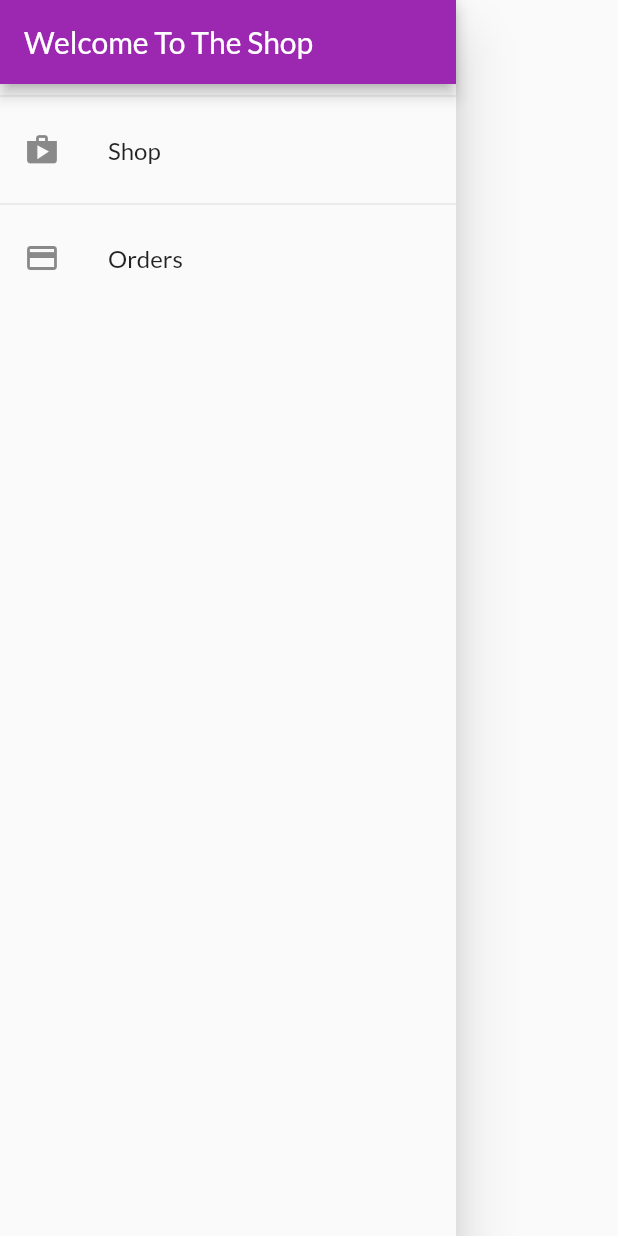
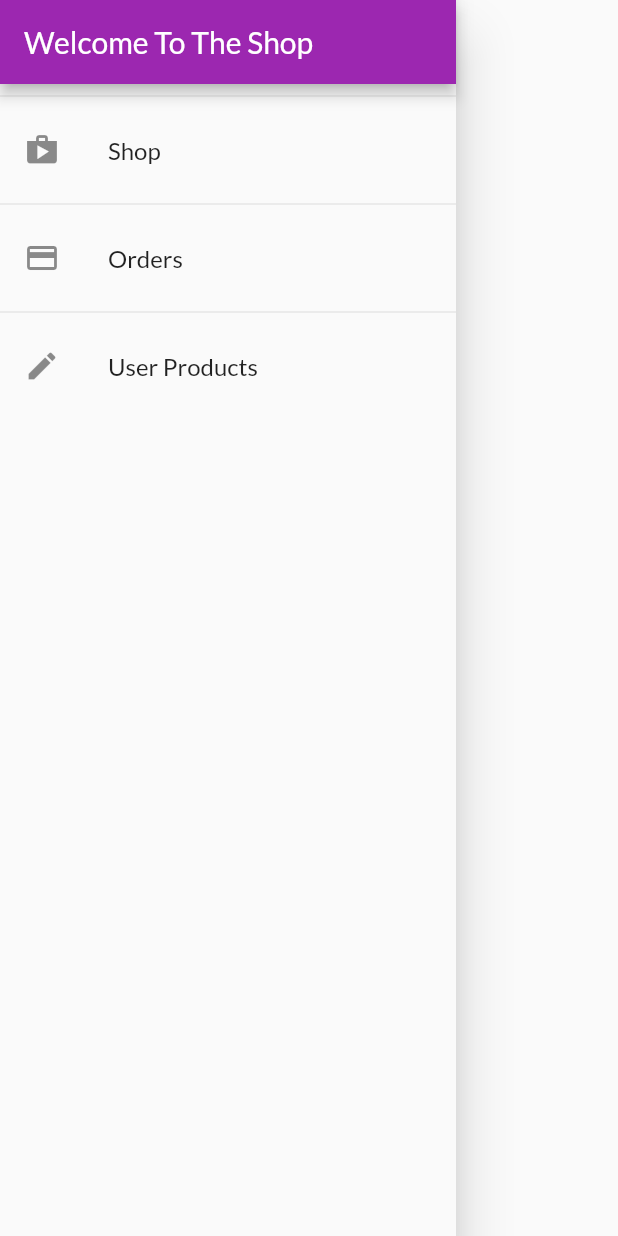
Before and after one commit to Muhammed-AbdelGhany/E-commerce, a Flutter app: the AppDrawer widget shown alone on an empty page, opened directly, on a phone screen of 412 x 824 dp. Run offline on Flutter 3.47's test engine with Material 2 defaults, Android fonts, the phone set to English and light mode, and no system bars; network calls fail.

Commit message:
user production add screen is working

```diff
--- a/lib/main.dart
+++ b/lib/main.dart
@@ -2,9 +2,11 @@ import 'package:e_commerce/providers/cart.dart';
 import 'package:e_commerce/providers/orders.dart';
 import 'package:e_commerce/providers/products.dart';
 import 'package:e_commerce/screens/cart_screen.dart';
+import 'package:e_commerce/screens/edit_product_screen.dart';
 import 'package:e_commerce/screens/orders_screen.dart';
 import 'package:e_commerce/screens/product_details_screen.dart';
 import 'package:e_commerce/screens/product_overall_screen.dart';
+import 'package:e_commerce/screens/user_products_screen.dart';
 import 'package:flutter/material.dart';
 import 'package:provider/provider.dart';
 
@@ -40,6 +42,8 @@ class MyApp extends StatelessWidget {
           ProductDetailsScreen.routeName: (ctx) => ProductDetailsScreen(),
           CartScreen.routeName: (ctx) => CartScreen(),
           OrdersScreen.routeName: (ctx) => OrdersScreen(),
+          UserProductScreen.routeName: (ctx) => UserProductScreen(),
+          EditProductScreen.routeName: (ctx) => EditProductScreen(),
         },
       ),
     );
--- a/lib/providers/products.dart
+++ b/lib/providers/products.dart
@@ -13,43 +13,43 @@ class Products with ChangeNotifier {
     ),
     Product(
       id: 'p2',
-      title: 'Red p',
+      title: 'Book',
       description: 'A red shirt - it is pretty red!',
       price: 29.99,
       imageUrl:
-          'https://cdn.pixabay.com/photo/2016/10/02/22/17/red-t-shirt-1710578_1280.jpg',
+          'https://images.unsplash.com/photo-1509021436665-8f07dbf5bf1d?ixlib=rb-1.2.1&ixid=MXwxMjA3fDB8MHxleHBsb3JlLWZlZWR8MjF8fHxlbnwwfHx8&w=1000&q=80',
     ),
     Product(
       id: 'p3',
-      title: 'Red sh',
+      title: 'cannon Camera',
       description: 'A red shirt - it is pretty red!',
       price: 29.99,
       imageUrl:
-          'https://cdn.pixabay.com/photo/2016/10/02/22/17/red-t-shirt-1710578_1280.jpg',
+          'https://in.canon/media/image/2018/05/03/642e7bbeae5741e3b872e082626c0151_eos6d-mkii-ef-24-70m-l.png',
     ),
     Product(
       id: 'p4',
-      title: 'Red a',
+      title: 'Rexona Spray',
       description: 'A red shirt - it is pretty red!',
       price: 29.99,
       imageUrl:
-          'https://cdn.pixabay.com/photo/2016/10/02/22/17/red-t-shirt-1710578_1280.jpg',
+          'https://encrypted-tbn0.gstatic.com/images?q=tbn:ANd9GcTGBtLJIqRmg-OJ9z518cS01l4-1Gv9iFQnUQ&usqp=CAU',
     ),
     Product(
       id: 'p5',
-      title: 'Red a',
+      title: 'CBDDistillery',
       description: 'A red shirt - it is pretty red!',
       price: 29.99,
       imageUrl:
-          'https://cdn.pixabay.com/photo/2016/10/02/22/17/red-t-shirt-1710578_1280.jpg',
+          'https://post.healthline.com/wp-content/uploads/2020/06/442070-CBD-Prod-Rev-CBDistillery-CBD-Products_732x549-thumbnail-732x549.jpg',
     ),
     Product(
       id: 'p6',
-      title: 'Red a',
+      title: 'Skin Care',
       description: 'A red shirt - it is pretty red!',
       price: 29.99,
       imageUrl:
-          'https://cdn.pixabay.com/photo/2016/10/02/22/17/red-t-shirt-1710578_1280.jpg',
+          'https://cdn.shopify.com/s/files/1/0250/9661/8038/products/vital-c-intense-moisturizer-with-box_600x.jpg?v=1585843221',
     ),
   ];
 
--- a/lib/widgets/app_drawer.dart
+++ b/lib/widgets/app_drawer.dart
@@ -1,4 +1,5 @@
 import 'package:e_commerce/screens/orders_screen.dart';
+import 'package:e_commerce/screens/user_products_screen.dart';
 import 'package:flutter/material.dart';
 
 class AppDrawer extends StatelessWidget {
@@ -27,6 +28,15 @@ class AppDrawer extends StatelessWidget {
               Navigator.pushReplacementNamed(context, OrdersScreen.routeName);
             },
           ),
+          Divider(),
+          ListTile(
+            leading: Icon(Icons.edit),
+            title: Text('User Products'),
+            onTap: () {
+              Navigator.pushReplacementNamed(
+                  context, UserProductScreen.routeName);
+            },
+          ),
         ],
       ),
     );
```
Also changed, not shown: lib/screens/edit_product_screen.dart (added, +149 -0 lines), lib/screens/user_products_screen.dart (added, +38 -0 lines), lib/widgets/product_item.dart (+4 -6 lines), lib/widgets/user_products_item.dart (added, +33 -0 lines).
